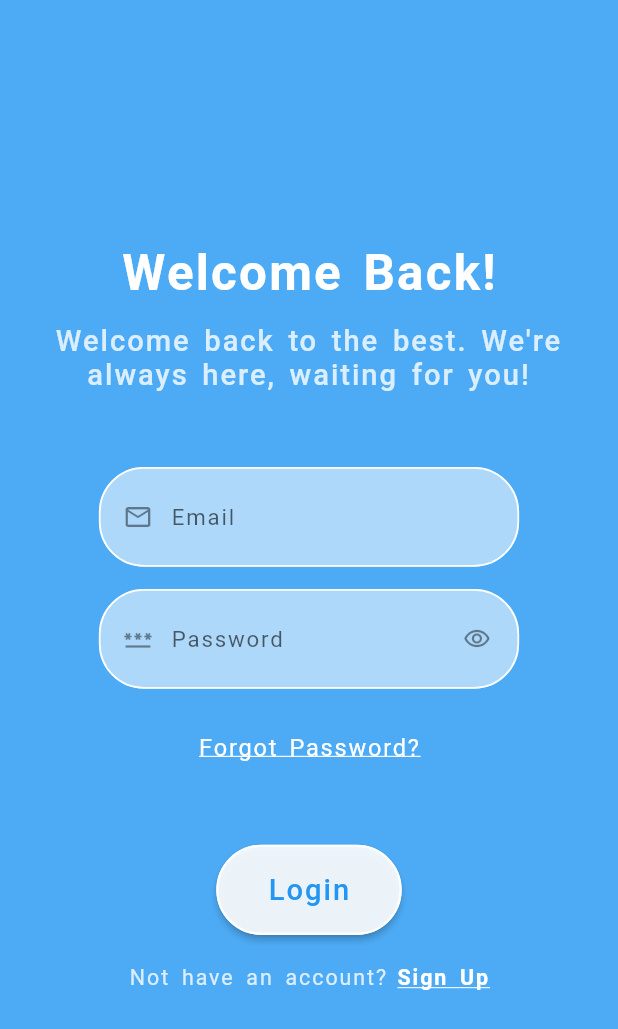
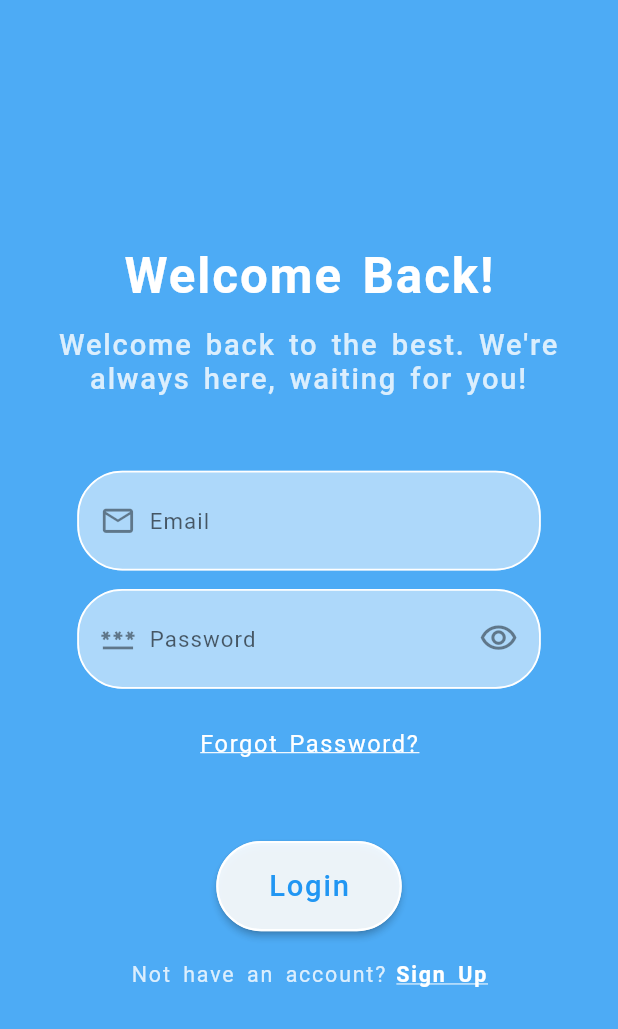
Before and after one commit to bahricanyesil/flutter-animated-login, a Flutter app: the AnimatedLogin screen opened directly, on a phone screen of 412 x 824 dp. Shown: the top 1029 px of the screen. Run offline on Flutter 3.47's test engine with Material 2 defaults, Android fonts, the phone set to English and light mode, and no system bars; accounts and stored records are empty.

Commit message:
Text form field sizes are adjusted

```diff
--- a/lib/src/decorations/input_decorations.dart
+++ b/lib/src/decorations/input_decorations.dart
@@ -79,9 +79,9 @@ class InputDeco {
         : Padding(
             padding: EdgeInsets.only(
               left: dynamicSize.width * (isLandscape ? .6 : 2.6),
-              right: isLandscape ? 0 : dynamicSize.width * 1.6,
+              right: isLandscape ? 0 : dynamicSize.width * 1.1,
             ),
-            child: BaseIcon(prefixIcon, sizeFactor: 7),
+            child: BaseIcon(prefixIcon, sizeFactor: isLandscape ? 7 : 8.5),
           );
   }
 
--- a/lib/src/decorations/text_styles.dart
+++ b/lib/src/decorations/text_styles.dart
@@ -17,8 +17,8 @@ class TextStyles {
         fontSize: dynamicSize.responsiveSize * 11.5,
         color: color ?? Theme.of(context).primaryColor,
         fontWeight: FontWeight.bold,
-        wordSpacing: 4,
-        letterSpacing: 1.5,
+        wordSpacing: 3.5,
+        letterSpacing: 1.3,
       );
 
   /// Custom text style for body texts in the login screen.
@@ -27,8 +27,8 @@ class TextStyles {
         fontSize: dynamicSize.responsiveSize * 6.8,
         color: color ?? Colors.white.withOpacity(.8),
         fontWeight: FontWeight.w500,
-        wordSpacing: 3,
-        letterSpacing: 1.3,
+        wordSpacing: 2.8,
+        letterSpacing: 1.2,
       );
 
   /// Custom text style for subbody texts in the login screen.
@@ -39,7 +39,7 @@ class TextStyles {
         color: color ?? Colors.white.withOpacity(.8),
         fontWeight: FontWeight.w400,
         wordSpacing: 2.4,
-        letterSpacing: 1.2,
+        letterSpacing: 1.1,
         decoration: decoration,
       );
 
@@ -50,7 +50,7 @@ class TextStyles {
         color: color ?? Colors.white.withOpacity(.8),
         fontWeight: FontWeight.w500,
         wordSpacing: 3,
-        letterSpacing: 1.3,
+        letterSpacing: 1.2,
       );
 
   /// Custom text style for text form field texts.
@@ -59,8 +59,8 @@ class TextStyles {
         fontSize: dynamicSize.responsiveSize * 5.2,
         color: color ?? Theme.of(context).primaryColor,
         fontWeight: FontWeight.w400,
-        wordSpacing: 2.3,
-        letterSpacing: 1.2,
+        wordSpacing: 1.1,
+        letterSpacing: .7,
       );
 
   /// Custom text style for text form field hint/label texts.
@@ -69,8 +69,8 @@ class TextStyles {
         fontSize: dynamicSize.responsiveSize * 5.2,
         color: color,
         fontWeight: FontWeight.w400,
-        wordSpacing: 2.2,
-        letterSpacing: 1.2,
+        wordSpacing: 1.1,
+        letterSpacing: .7,
       );
 
   /// Custom text style for text form field error texts.
--- a/lib/src/widgets/buttons/base_icon_button.dart
+++ b/lib/src/widgets/buttons/base_icon_button.dart
@@ -1,5 +1,7 @@
 import 'package:flutter/material.dart';
+import 'package:provider/provider.dart';
 
+import '../../providers/login_theme.dart';
 import '../../responsiveness/dynamic_size.dart';
 import '../icons/base_icon.dart';
 
@@ -22,15 +24,23 @@ class BaseIconButton extends StatelessWidget {
     return FittedBox(
       child: Padding(
         padding: dynamicSize.extremeLowRightPadding,
-        child: _iconButton(dynamicSize),
+        child: _iconButton(dynamicSize, context),
       ),
     );
   }
 
-  Widget _iconButton(DynamicSize dynamicSize) => IconButton(
-        splashRadius: 20,
-        iconSize: size ?? dynamicSize.responsiveSize * 6.5,
-        icon: BaseIcon(icon, sizeFactor: size ?? 6.5, padding: EdgeInsets.zero),
-        onPressed: onPressed,
-      );
+  Widget _iconButton(DynamicSize dynamicSize, BuildContext context) {
+    final double sizeFactor =
+        context.read<LoginTheme>().isLandscape ? 6.5 : 3.2;
+    return IconButton(
+      splashRadius: 20,
+      iconSize: size ?? (dynamicSize.responsiveSize * sizeFactor),
+      icon: BaseIcon(
+        icon,
+        sizeFactor: size ?? (dynamicSize.responsiveSize * sizeFactor),
+        padding: EdgeInsets.zero,
+      ),
+      onPressed: onPressed,
+    );
+  }
 }
--- a/lib/src/widgets/form_part.dart
+++ b/lib/src/widgets/form_part.dart
@@ -189,7 +189,10 @@ class _FormPartState extends State<FormPart> {
       );
 
   Widget get _formColumn => Padding(
-        padding: widget.formPadding ?? dynamicSize.highHorizontalPadding,
+        padding: widget.formPadding ??
+            (isLandscape
+                ? dynamicSize.highHorizontalPadding
+                : dynamicSize.lowHorizontalPadding),
         child: Column(
           mainAxisAlignment: MainAxisAlignment.center,
           children: <Widget>[
@@ -315,7 +318,7 @@ class _FormPartState extends State<FormPart> {
           alignment: WrapAlignment.center,
           crossAxisAlignment: WrapCrossAlignment.center,
           spacing: widget.formElementsSpacing ??
-              dynamicSize.height * (isLandscape ? 2.2 : 1.8),
+              dynamicSize.height * (isLandscape ? 2.2 : 1.5),
           children: _formElements,
         ),
       );
--- a/lib/src/widgets/text-form-fields/text_form_field_wrapper.dart
+++ b/lib/src/widgets/text-form-fields/text_form_field_wrapper.dart
@@ -23,7 +23,7 @@ class BaseTextFormFieldWrapper extends StatelessWidget {
     return ConstrainedBox(
       constraints: BoxConstraints.tightFor(
         width: loginTheme.formFieldSize?.width ??
-            dynamicSize.width * (widthFactor ?? (isLandscape ? 35 : 68)),
+            dynamicSize.width * (widthFactor ?? (isLandscape ? 35 : 75)),
       ).enforce(
         BoxConstraints(
           maxHeight: loginTheme.formFieldSize?.height ??
```
